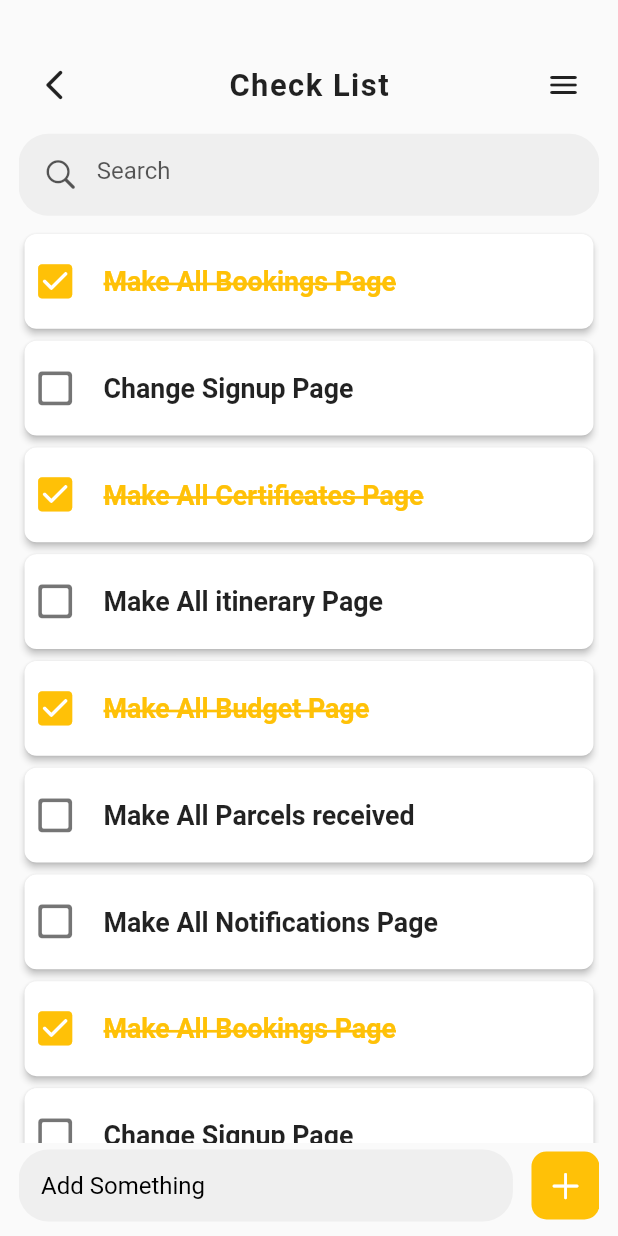
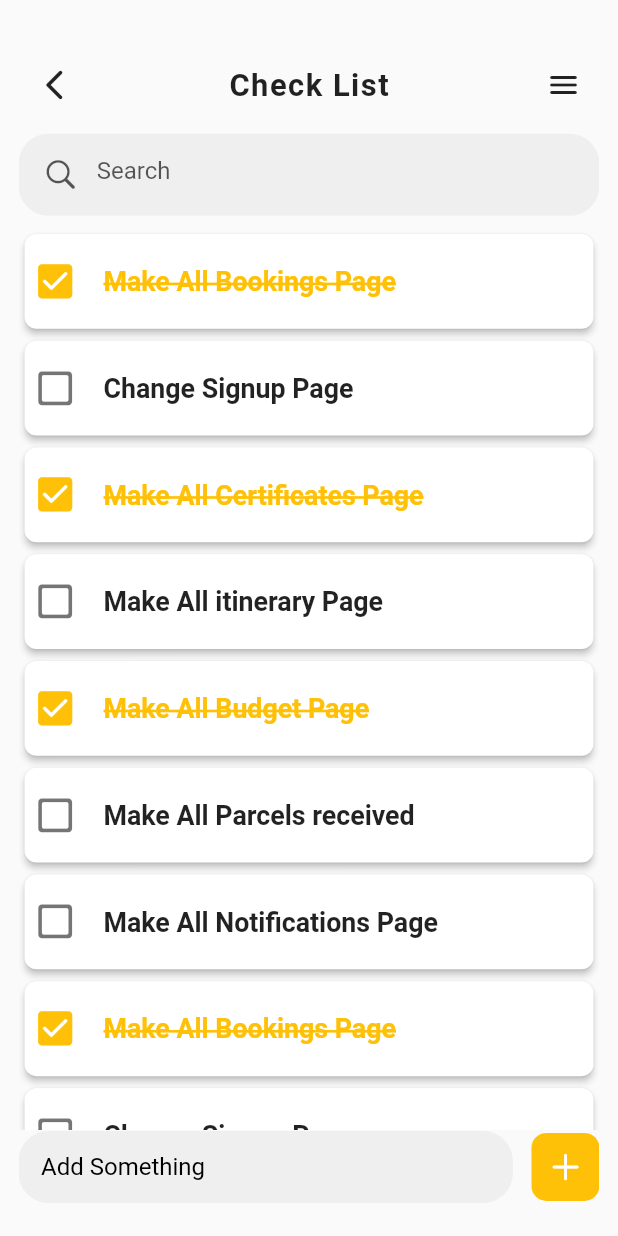
Before and after one commit to Jayfablead/wedding_planner, a Flutter app: the Check_list screen opened directly, on a phone screen of 412 x 824 dp. Run offline on Flutter 3.47's test engine with Material 2 defaults, Android fonts, the light colour scheme and no system bars; our stand-ins replace animated_notch_bottom_bar, cached_network_image, carousel_slider, flutter_easyloading, get, image_picker and 4 more; missing offline and left inert: staggered_grid_view_flutter; network calls fail; Roboto replaces fonts that are missing (Meta1, sofi); project files that could hold a hidden picture were left out.

Commit message:
UI Done 7-10

```diff
--- a/lib/chnages/my suppliers.dart
+++ b/lib/chnages/my suppliers.dart
@@ -132,10 +132,10 @@ class _MySuppliersState extends State<MySuppliers> {
                 children: [
                   IconButton(
                       onPressed: () {
-                        Get.back();
+
                       },
                       icon: Icon(
-                        Icons.arrow_back_ios_new_rounded,
+                     null
                       )),
                   Text(
                     "My Suppliers",
--- a/lib/main.dart
+++ b/lib/main.dart
@@ -4,6 +4,7 @@ import 'package:flutter_easyloading/flutter_easyloading.dart';
 import 'package:get/get.dart';
 import 'package:sizer/sizer.dart';
 import 'package:wedding_planner/chnages/SplashScreen.dart';
+import 'package:wedding_planner/screens/HomePage.dart';
 
 void main() {
   WidgetsFlutterBinding.ensureInitialized();
@@ -31,10 +32,10 @@ class MyApp extends StatelessWidget {
       builder: (context, orientation, deviceType) {
         return GetMaterialApp(
           debugShowCheckedModeBanner: false,
-          home: SplashLogo(),
+          home: HomeScreen(),
           builder: EasyLoading.init(),
           theme: ThemeData(
-            primarySwatch: Colors.pink,
+            primarySwatch: Colors.amber,
           ),
         );
       },
--- a/lib/new pages/Check List.dart
+++ b/lib/new pages/Check List.dart
@@ -96,7 +96,7 @@ class _Check_listState extends State<Check_list> {
                   search(),
                   SizedBox(height: 1.h),
                   Container(
-                    height: 74.h,
+                    height: 73.h,
                     child: ListView.builder(
                       padding: EdgeInsets.zero,
                       itemBuilder: (context, index) {
@@ -163,7 +163,7 @@ class _Check_listState extends State<Check_list> {
                 ]),
               ),
               Positioned(
-                top: 93.h,
+                top: 91.5.h,
                 child: Row(children: [
                   checkdetails(),
                   SizedBox(
--- a/lib/new pages/NotificationScreen.dart
+++ b/lib/new pages/NotificationScreen.dart
@@ -3,6 +3,7 @@ import 'package:flutter/material.dart';
 import 'package:get/get.dart';
 import 'package:sizer/sizer.dart';
 import 'package:wedding_planner/main.dart';
+import 'package:wedding_planner/widgets/bottamnav.dart';
 
 import '../widgets/drawer.dart';
 
@@ -42,7 +43,7 @@ List<icon> noti = [
 class _NotificationScreenState extends State<NotificationScreen> {
   @override
   Widget build(BuildContext context) {
-    return Scaffold(
+    return Scaffold(extendBody: true,bottomNavigationBar: bottomnavbar(selit: -3),
       drawer: drawer1(),
       key: scaffoldKey,
       body: Padding(
--- a/lib/screens/profilePage.dart
+++ b/lib/screens/profilePage.dart
@@ -47,7 +47,7 @@ class _MyProfileState extends State<MyProfile> {
   @override
   Widget build(BuildContext context) {
     return Scaffold(
-      extendBody: true,
+      extendBody: true,bottomNavigationBar: bottomnavbar(selit: -3),
       resizeToAvoidBottomInset: false,
       drawer: drawer1(),
       key: scaffoldKey,
```
